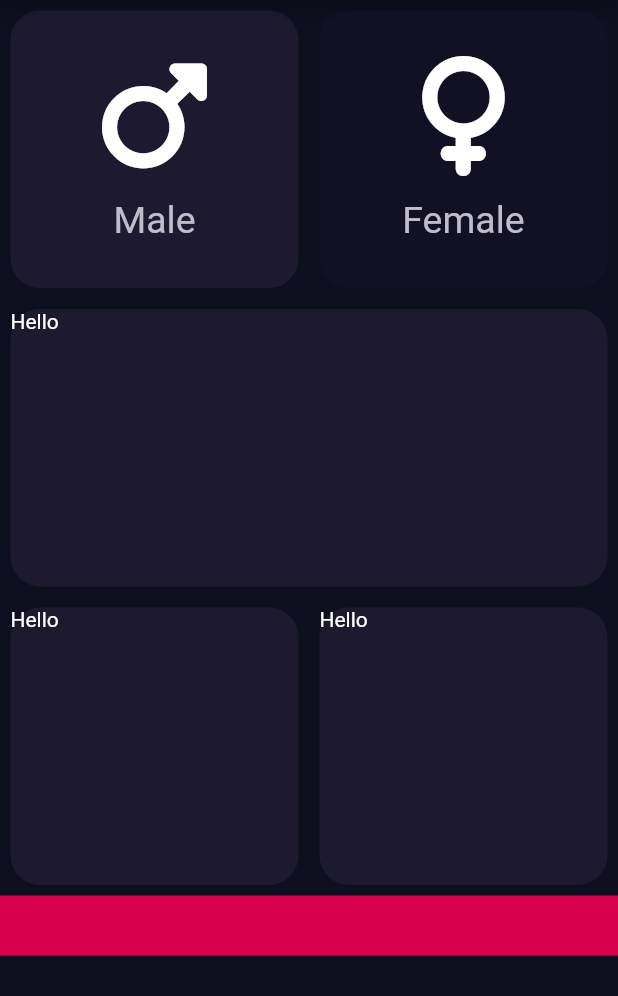
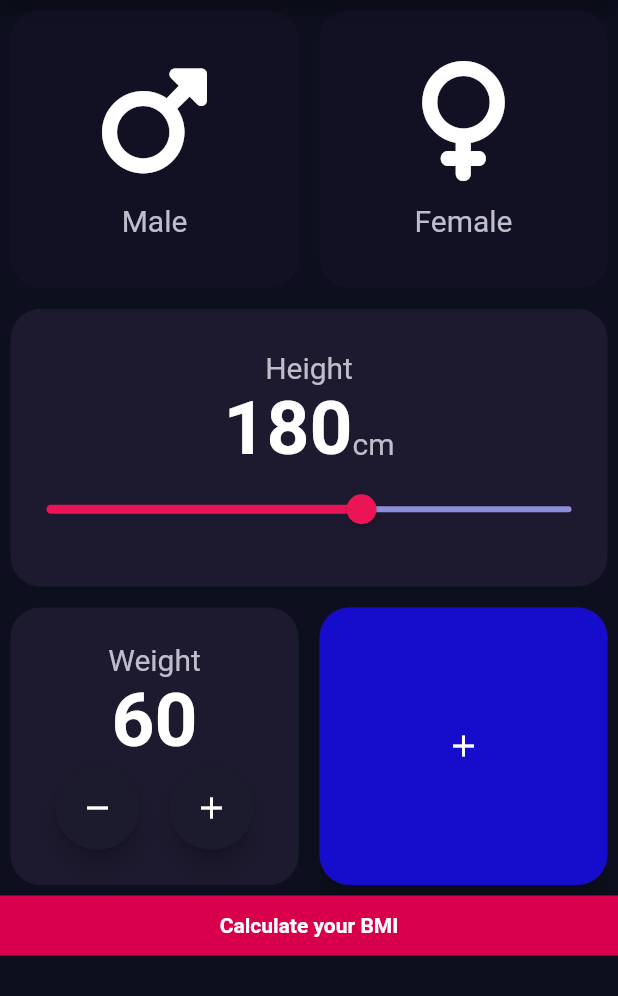
Before and after one commit to ndongchrist/flutter, a Flutter app: the screen it shows after launch, on a phone screen of 412 x 824 dp, the part 84-1080 px from its top. Run offline on Flutter 3.47's test engine with Material 2 defaults, Android fonts, the phone set to English and light mode, and no system bars; our stand-ins replace audioplayers, font_awesome_flutter, rflutter_alert.

Commit message:
feat:Added the Slider for selecting the weight

```diff
--- a/bmicalculator/lib/InputPage.dart
+++ b/bmicalculator/lib/InputPage.dart
@@ -2,9 +2,7 @@ import 'package:flutter/material.dart';
 import 'package:font_awesome_flutter/font_awesome_flutter.dart';
 import 'ReusableCard.dart';
 import 'icon_content.dart';
-
-Color activateColor = Color(0xFF1D1A2F);
-Color inactivateColor = Color(0xFF121124);
+import 'constants.dart';
 
 enum Gender { male, female }
 
@@ -13,7 +11,9 @@ class InputPage extends StatefulWidget {
   _InputPageState createState() => _InputPageState();
 }
 
-Gender gender = Gender.male;
+Gender? gender;
+int weight = 60;
+int age = 19;
 
 class _InputPageState extends State<InputPage> {
   @override
@@ -35,8 +35,8 @@ class _InputPageState extends State<InputPage> {
                     },
                     child: ReusableCard(
                         colour: gender == Gender.male
-                            ? activateColor
-                            : inactivateColor,
+                            ? kActivatorColor
+                            : kInactivateColor,
                         cardChild: IconWid(
                           icon: FontAwesomeIcons.mars,
                           text: "Male",
@@ -52,8 +52,8 @@ class _InputPageState extends State<InputPage> {
                     },
                     child: ReusableCard(
                       colour: gender == Gender.female
-                          ? activateColor
-                          : inactivateColor,
+                          ? kActivatorColor
+                          : kInactivateColor,
                       cardChild: IconWid(
                         icon: FontAwesomeIcons.venus,
                         text: "Female",
@@ -66,15 +66,126 @@ class _InputPageState extends State<InputPage> {
             Row(
               children: [
                 ReusableCard(
-                    colour: Color(0xFF1D1A2F), cardChild: Text("Hello")),
+                    colour: Color(0xFF1D1A2F),
+                    cardChild: Column(
+                      mainAxisAlignment: MainAxisAlignment.center,
+                      children: [
+                        Text(
+                          "Height",
+                          style: kLabelTextStyle,
+                        ),
+                        Row(
+                          mainAxisAlignment: MainAxisAlignment.center,
+                          crossAxisAlignment: CrossAxisAlignment.baseline,
+                          textBaseline: TextBaseline.alphabetic,
+                          children: [
+                            Text(
+                              kHeight.toString(),
+                              style: kTextStyle,
+                            ),
+                            Text(
+                              "cm",
+                              style: kLabelTextStyle,
+                            ),
+                          ],
+                        ),
+                        Slider(
+                            value: kHeight.toDouble(),
+                            min: 120,
+                            max: 220,
+                            activeColor: Color(0xFFEB1555),
+                            inactiveColor: Color(0xFF8D8ED9),
+                            onChanged: (double newValue) {
+                              setState(() {
+                                kHeight = newValue.round();
+                              });
+                            })
+                      ],
+                    )),
               ],
             ),
             Row(
               children: [
                 ReusableCard(
-                    colour: Color(0xFF1D1A2F), cardChild: Text("Hello")),
+                    colour: Color(0xFF1D1A2F),
+                    cardChild: Column(
+                      mainAxisAlignment: MainAxisAlignment.center,
+                      children: [
+                        Text(
+                          "Weight",
+                          style: kLabelTextStyle,
+                        ),
+                        Text(
+                          weight.toString(),
+                          style: kTextStyle,
+                        ),
+                        Row(
+                          mainAxisAlignment: MainAxisAlignment.center,
+                          children: [
+                            FloatingActionButton(
+                              backgroundColor: Color(0xFF1C1B2D),
+                              child: Icon(
+                                Icons.remove,
+                                color: Colors.white,
+                              ),
+                              onPressed: () {},
+                            ),
+                            SizedBox(
+                              width: 20,
+                            ),
+                            FloatingActionButton(
+                              backgroundColor: Color(0xFF1C1B2D),
+                              child: Icon(
+                                Icons.add,
+                                color: Colors.white,
+                              ),
+                              onPressed: () {},
+                            ),
+                          ],
+                        )
+                      ],
+                    )),
                 ReusableCard(
-                    colour: Color(0xFF1D1A2F), cardChild: Text("Hello")),
+                  colour: Color(0xFF1D1A2F),
+                  cardChild: MyButton(icon: Icons.add),
+                  // cardChild: Column(
+                  //   mainAxisAlignment: MainAxisAlignment.center,
+                  //   children: [
+                  //     Text(
+                  //       "Age",
+                  //       style: kLabelTextStyle,
+                  //     ),
+                  //     Text(
+                  //       age.toString(),
+                  //       style: kTextStyle,
+                  //     ),
+                  //     Row(
+                  //       mainAxisAlignment: MainAxisAlignment.center,
+                  //       children: [
+                  //         FloatingActionButton(
+                  //           backgroundColor: Color(0xFF1C1B2D),
+                  //           child: Icon(
+                  //             Icons.remove,
+                  //             color: Colors.white,
+                  //           ),
+                  //           onPressed: () {},
+                  //         ),
+                  //         SizedBox(
+                  //           width: 20,
+                  //         ),
+                  //         FloatingActionButton(
+                  //           backgroundColor: Color(0xFF1C1B2D),
+                  //           child: Icon(
+                  //             Icons.add,
+                  //             color: Colors.white,
+                  //           ),
+                  //           onPressed: () {},
+                  //         ),
+                  //       ],
+                  //     )
+                  //   ],
+                  // ),
+                ),
               ],
             ),
             Container(
@@ -82,8 +193,30 @@ class _InputPageState extends State<InputPage> {
               height: 40,
               width: double.infinity,
               margin: EdgeInsets.only(top: 0),
+              child: Center(
+                  child: Text(
+                "Calculate your BMI",
+                style: TextStyle(fontWeight: FontWeight.w700),
+              )),
             )
           ],
         ));
   }
 }
+
+class MyButton extends StatelessWidget {
+  MyButton({this.icon});
+  final IconData? icon;
+
+  @override
+  Widget build(BuildContext context) {
+    return RawMaterialButton(
+      onPressed: () {},
+      elevation: 6.0,
+      constraints: BoxConstraints.tightFor(height: 56, width: 56),
+      shape: RoundedRectangleBorder(borderRadius: BorderRadius.circular(20)),
+      child: Icon(icon),
+      fillColor: Color.fromARGB(255, 22, 12, 204),
+    );
+  }
+}
--- /dev/null
+++ b/bmicalculator/lib/constants.dart
@@ -0,0 +1,8 @@
+import 'package:flutter/material.dart';
+
+const Color kActivatorColor = Color(0xFF1D1A2F);
+const Color kInactivateColor = Color(0xFF121124);
+int kHeight = 180;
+
+const kLabelTextStyle = TextStyle(color: Color(0XFFC0BDCB), fontSize: 20);
+const kTextStyle = TextStyle(fontSize: 50, fontWeight: FontWeight.w700);
--- a/bmicalculator/lib/icon_content.dart
+++ b/bmicalculator/lib/icon_content.dart
@@ -1,6 +1,5 @@
 import 'package:flutter/material.dart';
-
-const labelTextStyle = TextStyle(color: Color(0XFFC0BDCB), fontSize: 25);
+import 'constants.dart';
 
 class IconWid extends StatelessWidget {
   IconWid({required this.icon, required this.text});
@@ -19,7 +18,7 @@ class IconWid extends StatelessWidget {
         SizedBox(
           height: 15,
         ),
-        Text(text, style: labelTextStyle),
+        Text(text, style: kLabelTextStyle),
       ],
     );
   }
```
